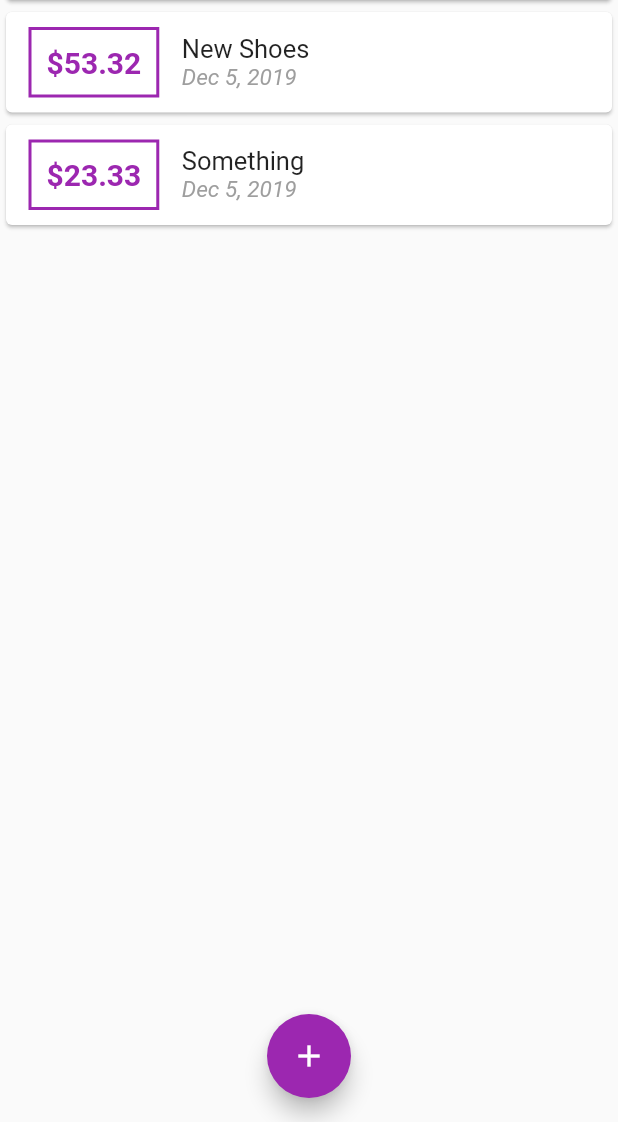
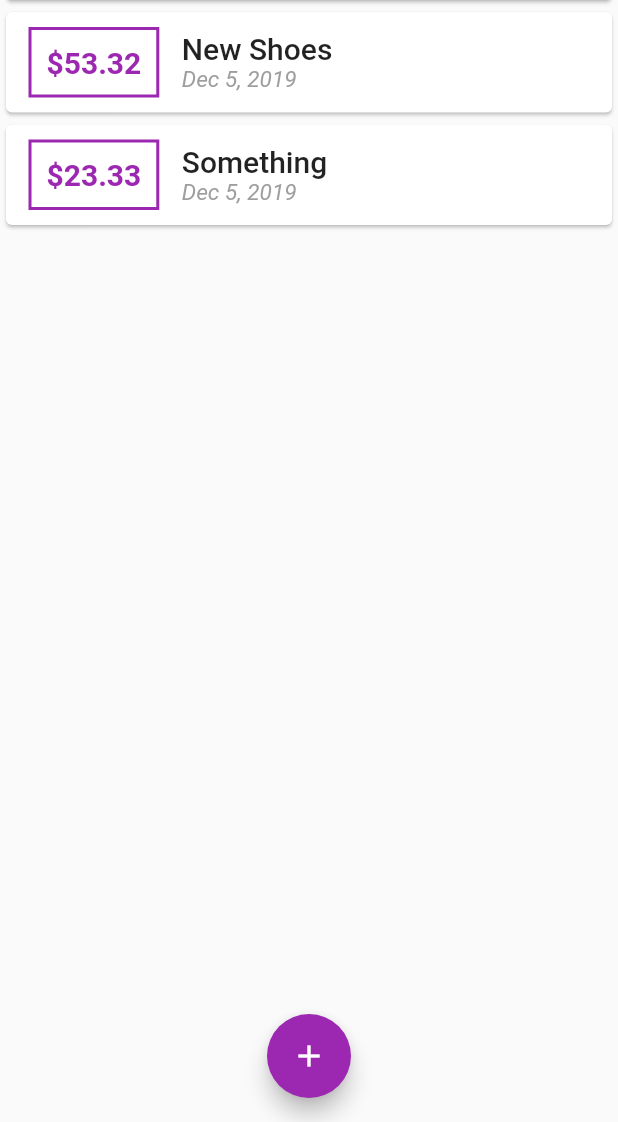
Before and after one commit to NeonArray/flutter-personal-expenses, a Flutter app: the screen it shows after launch, on a phone screen of 412 x 824 dp, the part 114-1236 px from its top. Run offline on Flutter 3.47's test engine with Material 2 defaults, Android fonts, the phone set to English and light mode, and no system bars; Roboto replaces fonts that are missing (Quicksand).

Commit message:
Use theme context to style text

```diff
--- a/lib/widgets/transaction_list.dart
+++ b/lib/widgets/transaction_list.dart
@@ -53,10 +53,7 @@ class TransactionList extends StatelessWidget {
                                     children: <Widget>[
                                         Text(
                                             transactions[index].title,
-                                            style: TextStyle(
-                                                fontSize: 17,
-                                                fontWeight: FontWeight.normal,
-                                            )
+                                            style: Theme.of(context).textTheme.title,
                                         ),
                                         Text(
                                             DateFormat.yMMMd().format(transactions[index].date),
```
